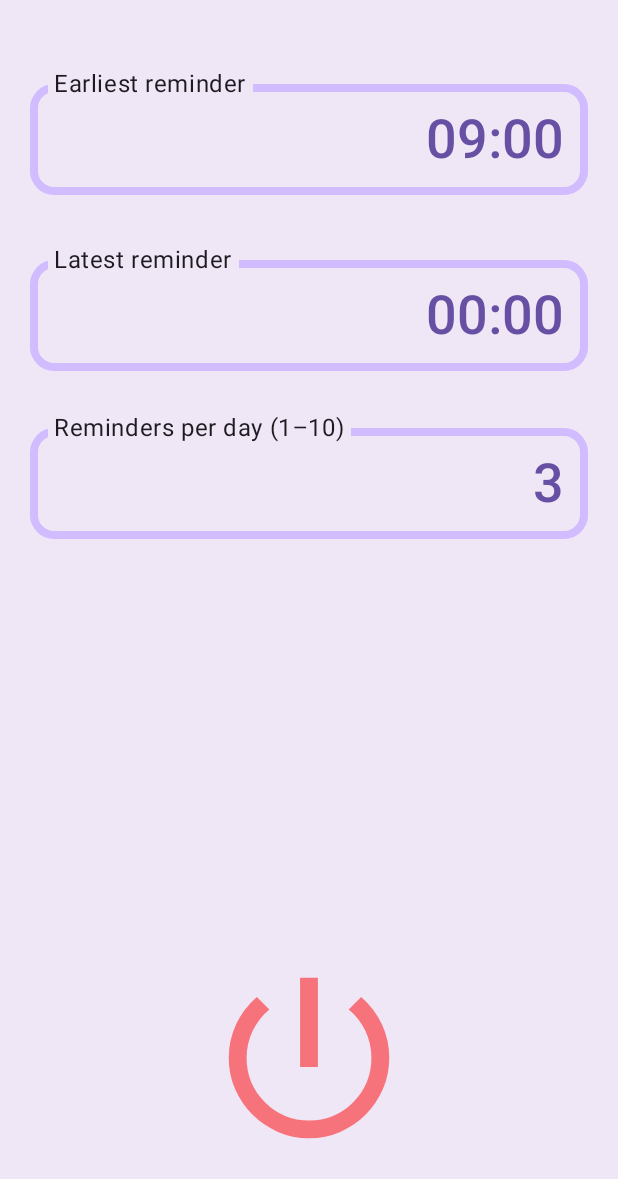
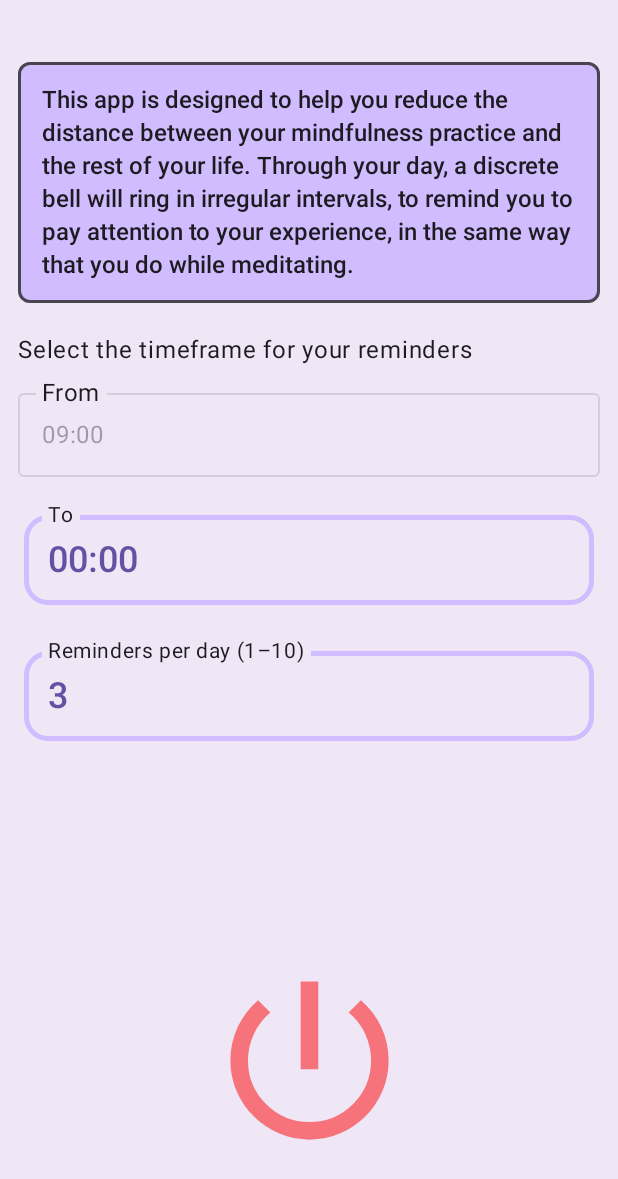
Before and after one commit to pericleskb/mindfulnessReminder, an Android app built with Jetpack Compose: the screen it shows after launch (MainActivity), on a phone screen of 412 x 824 dp. Shown: the top 1179 px of the screen. Run offline under Robolectric (Android 15) with nearby library versions, the phone set to English and light mode, and no system bars; 2 statements that could not run were skipped.

Commit message:
try various design changes

```diff
--- a/app/src/main/AndroidManifest.xml
+++ b/app/src/main/AndroidManifest.xml
@@ -16,6 +16,7 @@
             android:name=".MainActivity"
             android:exported="true"
             android:label="@string/app_name"
+            android:windowSoftInputMode="adjustResize"
             android:theme="@style/Theme.MindfullnessAlarm">
             <intent-filter>
                 <action android:name="android.intent.action.MAIN" />
--- a/app/src/main/java/com/cherryblossom/mindfullnessalarm/MainActivity.kt
+++ b/app/src/main/java/com/cherryblossom/mindfullnessalarm/MainActivity.kt
@@ -3,23 +3,31 @@ package com.cherryblossom.mindfullnessalarm
 import android.os.Bundle
 import androidx.activity.ComponentActivity
 import androidx.activity.compose.setContent
+import androidx.activity.enableEdgeToEdge
+import androidx.compose.foundation.layout.WindowInsets
 import androidx.compose.foundation.layout.fillMaxSize
+import androidx.compose.foundation.layout.safeContent
+import androidx.compose.foundation.layout.safeDrawing
+import androidx.compose.foundation.layout.windowInsetsPadding
 import androidx.compose.material3.MaterialTheme
 import androidx.compose.material3.Surface
 import androidx.compose.ui.Modifier
 import androidx.compose.ui.unit.dp
+import androidx.core.view.WindowCompat
 import com.cherryblossom.mindfullnessalarm.ui.ScreenHost
 import com.cherryblossom.mindfullnessalarm.ui.theme.MindfullnessAlarmTheme
 
 class MainActivity : ComponentActivity() {
     override fun onCreate(savedInstanceState: Bundle?) {
         super.onCreate(savedInstanceState)
+        enableEdgeToEdge()
+        WindowCompat.setDecorFitsSystemWindows(window, false)
         setContent {
             MindfullnessAlarmTheme {
                 // A surface container using the 'background' color from the theme
                 Surface(
                     tonalElevation = 5.dp,
-                    modifier = Modifier.fillMaxSize(),
+                    modifier = Modifier.fillMaxSize().windowInsetsPadding(WindowInsets.safeDrawing),
                     color = MaterialTheme.colorScheme.background
                 ) {
                     ScreenHost()
--- a/app/src/main/java/com/cherryblossom/mindfullnessalarm/ui/ScreenHost.kt
+++ b/app/src/main/java/com/cherryblossom/mindfullnessalarm/ui/ScreenHost.kt
@@ -1,5 +1,9 @@
 package com.cherryblossom.mindfullnessalarm.ui
 
+import androidx.compose.foundation.background
+import androidx.compose.foundation.border
+import androidx.compose.foundation.clickable
+import androidx.compose.foundation.interaction.MutableInteractionSource
 import androidx.compose.foundation.layout.Arrangement
 import androidx.compose.foundation.layout.Column
 import androidx.compose.foundation.layout.Spacer
@@ -8,9 +12,12 @@ import androidx.compose.foundation.layout.fillMaxHeight
 import androidx.compose.foundation.layout.fillMaxSize
 import androidx.compose.foundation.layout.fillMaxWidth
 import androidx.compose.foundation.layout.padding
+import androidx.compose.foundation.shape.RoundedCornerShape
 import androidx.compose.foundation.text.KeyboardOptions
 import androidx.compose.material3.MaterialTheme
+import androidx.compose.material3.OutlinedTextField
 import androidx.compose.material3.Surface
+import androidx.compose.material3.Text
 import androidx.compose.runtime.Composable
 import androidx.compose.runtime.collectAsState
 import androidx.compose.runtime.getValue
@@ -21,8 +28,14 @@ import androidx.compose.ui.Alignment
 import androidx.compose.ui.Modifier
 import androidx.compose.ui.platform.LocalFocusManager
 import androidx.compose.ui.res.stringResource
+import androidx.compose.ui.text.TextStyle
+import androidx.compose.ui.text.font.FontWeight
 import androidx.compose.ui.text.input.KeyboardType
+import androidx.compose.ui.text.style.LineHeightStyle
+import androidx.compose.ui.unit.TextUnit
 import androidx.compose.ui.unit.dp
+import androidx.compose.ui.unit.sp
+import androidx.core.text.isDigitsOnly
 import androidx.lifecycle.viewmodel.compose.viewModel
 import com.cherryblossom.mindfullnessalarm.R
 import com.cherryblossom.mindfullnessalarm.models.TimeOfDay
@@ -30,6 +43,7 @@ import com.cherryblossom.mindfullnessalarm.ui.composables.buttons.OnOffIconButto
 import com.cherryblossom.mindfullnessalarm.ui.composables.dialogs.PickTimeDialog
 import com.cherryblossom.mindfullnessalarm.ui.composables.text.OutlinedBoldEndAlignedTextField
 import com.cherryblossom.mindfullnessalarm.ui.theme.MindfullnessAlarmTheme
+import com.cherryblossom.mindfullnessalarm.ui.theme.Montserrat
 
 
 @Composable
@@ -39,11 +53,41 @@ fun ScreenHost(viewModel: MainViewModel = viewModel(), modifier: Modifier = Modi
         horizontalAlignment = Alignment.CenterHorizontally,
         modifier = Modifier.fillMaxSize()
     ) {
+        val focusManager = LocalFocusManager.current
+        val interactionSource = remember { MutableInteractionSource() }
+        Spacer(modifier = Modifier.fillMaxHeight(0.05f))
         Column(
             horizontalAlignment = Alignment.CenterHorizontally,
             verticalArrangement = Arrangement.Top,
-            modifier = Modifier.padding(16.dp).fillMaxWidth().fillMaxHeight(0.7f)
+            modifier = Modifier.padding(horizontal = 12.dp)
+                .fillMaxWidth()
+                .fillMaxHeight(0.7f)
+                .clickable(
+                    interactionSource = interactionSource,
+                    indication = null
+                ) {
+                    focusManager.clearFocus()
+                }
         ) {
+            Text(
+                text = stringResource(R.string.app_description),
+                style = TextStyle(
+                    fontFamily = Montserrat,
+                    fontSize = 16.sp,
+                    fontWeight = FontWeight.W500,
+                    lineHeight = 22.sp
+                ),
+                modifier = Modifier.fillMaxWidth().align(Alignment.Start)
+                    .border(2.dp, MaterialTheme.colorScheme.onSurfaceVariant, RoundedCornerShape(8.dp))
+                    .background(MaterialTheme.colorScheme.inversePrimary, RoundedCornerShape(8.dp))//todo add brush
+                    .padding(16.dp)
+            )
+            Spacer(modifier = Modifier.fillMaxHeight(0.05f))
+            Text(
+                text = stringResource(R.string.guidelines),
+                modifier = Modifier.fillMaxWidth().align(Alignment.Start)
+            )
+            Spacer(modifier = Modifier.fillMaxHeight(0.025f))
             TextFields(
                 startTime = mainUiState.startTime,
                 endTime = mainUiState.endTime,
@@ -86,21 +130,26 @@ fun TextFields(
     numOfRemindersChanged: (String) -> Unit,
     modifier: Modifier = Modifier
 ) {
-    Spacer(modifier = Modifier.fillMaxHeight(0.05f))
     var startTimeDialogVisible by remember { mutableStateOf(false) }
     var endTimeDialogVisible by remember { mutableStateOf(false) }
     val focusManager = LocalFocusManager.current
-    OutlinedBoldEndAlignedTextField(
-        text = startTime.toString(),
-        label = stringResource(R.string.set_earliest_time),
-        onClick = {
-            startTimeDialogVisible = !startTimeDialogVisible
-            focusManager.clearFocus()
+    OutlinedTextField(
+        value = startTime.toString(),
+        onValueChange = {},
+        modifier = Modifier
+            .fillMaxWidth()
+            .clickable {
+                startTimeDialogVisible = !startTimeDialogVisible
+                focusManager.clearFocus()
+            },
+        label = { Text (
+            text = stringResource(R.string.set_earliest_time),
+            color = MaterialTheme.colorScheme.onBackground,
+            fontSize = 16.sp
+            )
         },
         enabled = false,
-        readOnly = true,
-        modifier = Modifier
-            .fillMaxWidth()
+        readOnly = true
     )
     Spacer(modifier = Modifier.fillMaxHeight(0.05f))
     OutlinedBoldEndAlignedTextField(
@@ -123,6 +172,7 @@ fun TextFields(
             endTimeDialogVisible = !endTimeDialogVisible
         },
         onValueChange = fun (value: String) { numOfRemindersChanged(value) },
+        isError = !isNumOfRemindersValid(numOfReminders),
         keyboardOptions = KeyboardOptions(keyboardType = KeyboardType.Number),
         modifier = Modifier
             .fillMaxWidth()
@@ -151,6 +201,11 @@ fun TextFields(
     }
 }
 
+private fun isNumOfRemindersValid(value: String): Boolean {
+    return value.isNotEmpty() && value.isDigitsOnly() &&
+            value.toInt() in 1..10
+}
+
 //@Preview(showSystemUi = true, name = "PIXEL 4", device = Devices.PIXEL_4)
 //@Preview(showSystemUi = true, name = "NEXUS 5", device = Devices.NEXUS_5)
 //@Preview(name = "NEXUS_7", device = Devices.NEXUS_7)
--- a/app/src/main/java/com/cherryblossom/mindfullnessalarm/ui/composables/text/OutlinedBoldEndAlignedTextField.kt
+++ b/app/src/main/java/com/cherryblossom/mindfullnessalarm/ui/composables/text/OutlinedBoldEndAlignedTextField.kt
@@ -49,6 +49,8 @@ fun OutlinedBoldEndAlignedTextField(
     onValueChange: (String) -> Unit = {},
     enabled: Boolean = true,
     readOnly: Boolean = false,
+    isError: Boolean = false,
+    errorMessage: String = "",
     keyboardOptions: KeyboardOptions = KeyboardOptions.Default,
     modifier: Modifier = Modifier
 ) {
@@ -66,8 +68,8 @@ fun OutlinedBoldEndAlignedTextField(
             color = MaterialTheme.colorScheme.primary,
             fontFamily = Montserrat,
             fontWeight = FontWeight.W500,
-            fontSize = 36.sp,
-            textAlign = TextAlign.End,
+            fontSize = 24.sp,
+            textAlign = TextAlign.Start,
         ),
         interactionSource = interactionSource,
         cursorBrush = SolidColor(Color.White),
@@ -106,26 +108,27 @@ fun OutlinedBoldEndAlignedTextField(
             innerTextField = innerTextField,
             enabled = true,
             singleLine = true,
+            isError = isError,
             interactionSource = interactionSource,
             visualTransformation = VisualTransformation.None,
             label = {
                 Text(
                     text = label,
                     color = MaterialTheme.colorScheme.onBackground,
-                    fontSize = 16.sp
+                    fontSize = 14.sp
                 )
             },
             container = {
                 OutlinedTextFieldDefaults.ContainerBox(
                     enabled = true,
-                    isError = false,
+                    isError = isError,
                     interactionSource = interactionSource,
                     colors = OutlinedTextFieldDefaults.colors().copy(
                         unfocusedIndicatorColor = MaterialTheme.colorScheme.inversePrimary
                     ),
                     shape = RoundedCornerShape(16.dp),
-                    focusedBorderThickness = 5.dp,
-                    unfocusedBorderThickness = 5.dp
+                    focusedBorderThickness = 3.dp,
+                    unfocusedBorderThickness = 3.dp
                 )
             }
         )
--- /dev/null
+++ b/app/src/main/java/com/cherryblossom/mindfullnessalarm/ui/shapes/RoundedWithOutline.kt
@@ -0,0 +1,4 @@
+package com.cherryblossom.mindfullnessalarm.ui.shapes
+
+class RoundedWithOutline {
+}
--- a/app/src/main/res/values/strings.xml
+++ b/app/src/main/res/values/strings.xml
@@ -1,9 +1,14 @@
 <resources>
     <string name="app_name">Mindfulness Reminder</string>
-    <string name="set_earliest_time">Earliest reminder</string>
-    <string name="set_latest_time">Latest reminder</string>
+    <string name="set_earliest_time">From</string>
+    <string name="set_latest_time">To</string>
     <string name="cancel_timer_dialog">Cancel</string>
     <string name="accept_timer_dialog">OK</string>
     <string name="choose_number_of_reminders">Reminders per day (1–10)</string>
     <string name="enable_description">Enable or disable reminders</string>
+    <string name="app_description">This app is designed to help you reduce the distance between
+        your mindfulness practice and the rest of your life. Through your day, a discrete bell will
+        ring in irregular intervals, to remind you to pay attention to your experience, in the same
+        way that you do while meditating.</string>
+    <string name="guidelines">Select the timeframe for your reminders</string>
 </resources>
--- a/app/src/main/res/values/themes.xml
+++ b/app/src/main/res/values/themes.xml
@@ -1,5 +1,8 @@
 <?xml version="1.0" encoding="utf-8"?>
 <resources>
-
-    <style name="Theme.MindfullnessAlarm" parent="android:Theme.Material.Light.NoActionBar" />
+    <style name="Theme.MindfullnessAlarm" parent="android:Theme.Material.Light.NoActionBar">
+        <item name="android:statusBarColor">
+            @android:color/transparent
+        </item>
+    </style>
 </resources>
```
